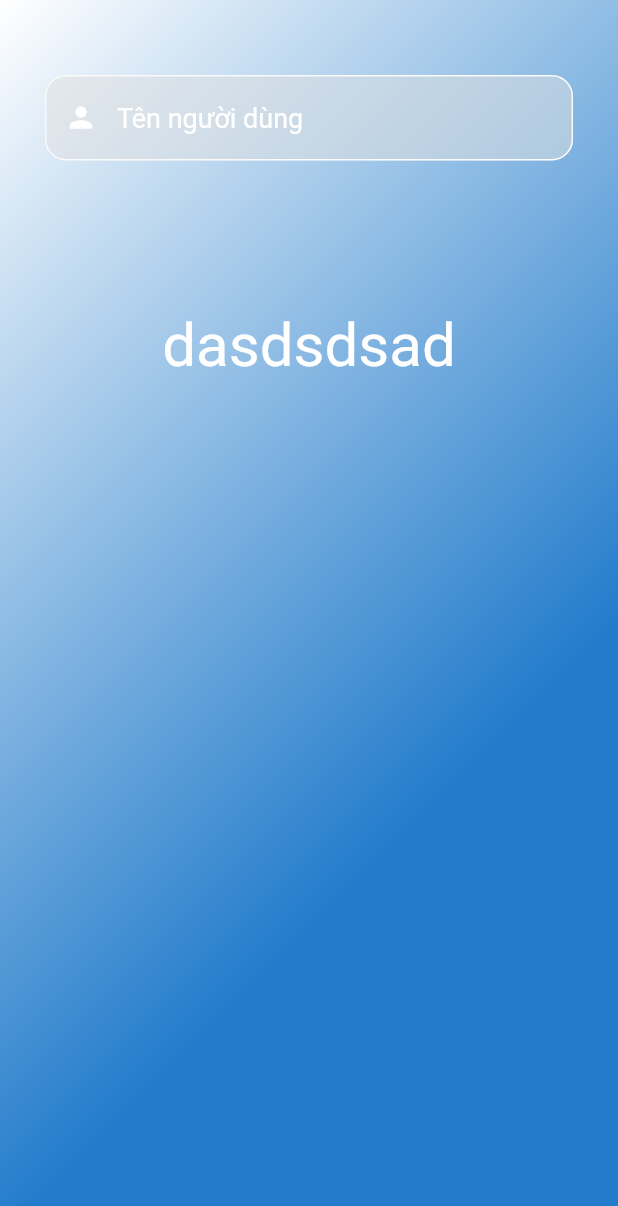
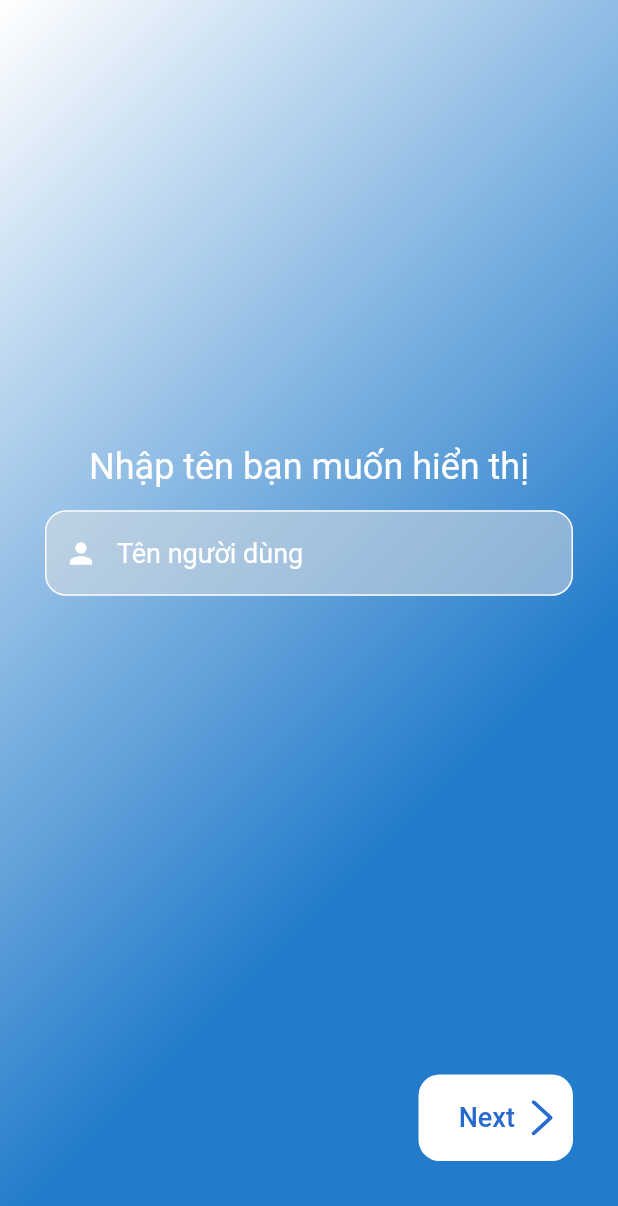
Before and after one commit to phongace/Objective-App, a Flutter app: the SetNameScreen screen opened by its route, on a phone screen of 412 x 824 dp. Shown: the top 1206 px of the screen. Run offline on Flutter 3.47's test engine with Material 2 defaults, Android fonts, the phone set to English and light mode, and no system bars; our stand-ins replace dio, flutter_phoenix, flutter_svg, fluttertoast, font_awesome_flutter, get_it and 1 more; accounts and stored records are empty; generated files the repository leaves out were written again; network calls fail.

Commit message:
done ui set name

```diff
--- a/lib/screens/settingNewUser/set-name-screen.dart
+++ b/lib/screens/settingNewUser/set-name-screen.dart
@@ -1,6 +1,8 @@
 import 'package:flutter/material.dart';
+import 'package:objective/styles/component.dart';
 import 'package:objective/widgets/background.dart';
 import 'package:objective/widgets/base-input.dart';
+import 'package:objective/widgets/next-button.dart';
 
 class SetNameScreen extends StatefulWidget {
   @override
@@ -20,17 +22,18 @@ class _SetNameScreenState extends State<SetNameScreen> {
             padding: const EdgeInsets.symmetric(horizontal: 30.0, vertical: 50.0),
             child: Column(
               children: [
-                BaseTextInput(
-                  hint: 'Tên người dùng',
-                  textCtrl: _usernameCtlr,
-                  icon: Icons.person,
-                  validator: (val) => val.isEmpty ? "Tên người dùng không được để trống!" : null,
+                _columnCenter(),
+                Align(
+                  alignment: Alignment.centerRight,
+                  child: NextButton(
+                    color: CommonStyle.whiteColor,
+                    colorIcon: CommonStyle.primaryColor,
+                    colorText: CommonStyle.primaryColor,
+                    onPress: () {
+                      print('dsadasd');
+                    },
+                  ),
                 ),
-                const SizedBox(height: 100),
-                Text(
-                  'dasdsdsad',
-                  style: TextStyle(color: Colors.white, fontSize: 40),
-                )
               ],
             ),
           )
@@ -38,4 +41,25 @@ class _SetNameScreenState extends State<SetNameScreen> {
       ),
     );
   }
+
+  Widget _columnCenter() {
+    var size = MediaQuery.of(context).size;
+    return Expanded(
+        child: Column(
+      children: [
+        Container(height: size.height * 0.3),
+        Text(
+          'Nhập tên bạn muốn hiển thị',
+          style: TextStyle(color: Colors.white, fontSize: 24),
+        ),
+        const SizedBox(height: 15),
+        BaseTextInput(
+          hint: 'Tên người dùng',
+          textCtrl: _usernameCtlr,
+          icon: Icons.person,
+          validator: (val) => val.isEmpty ? "Tên người dùng không được để trống!" : null,
+        ),
+      ],
+    ));
+  }
 }
--- a/lib/screens/splash/splash-creen.dart
+++ b/lib/screens/splash/splash-creen.dart
@@ -19,16 +19,16 @@ class _SplashScreenState extends State<SplashScreen> {
   }
 
   _loadNextScreen() async {
+    User user = await Provider.of<UserProvider>(context, listen: false).getUser();
     bool isLogged = await Provider.of<TokenProvider>(context, listen: false).getTokenObj();
-    User user = await Provider.of<UserProvider>(context, listen: false).getUser();
     bool isNewUser = user?.isNewUser;
+    print('is logged: $isLogged');
     print(isNewUser);
-    print('is logged: $isLogged');
     if (!isLogged) {
       await Future.delayed(const Duration(milliseconds: 1500));
       Navigator.pushNamedAndRemoveUntil(context, RoutingNameConstant.loginScreen, (Route<dynamic> route) => false);
     } else {
-      if (isNewUser) {
+      if (isNewUser || isNewUser == null) {
         Navigator.pushNamedAndRemoveUntil(context, RoutingNameConstant.settingNameScreen, (Route<dynamic> route) => false);
       } else {
         Navigator.pushNamedAndRemoveUntil(context, RoutingNameConstant.homeRoute, (Route<dynamic> route) => false);
--- /dev/null
+++ b/lib/widgets/next-button.dart
@@ -0,0 +1,59 @@
+import 'package:flutter/material.dart';
+import 'package:flutter_svg/flutter_svg.dart';
+import 'package:objective/config/constant.dart';
+import 'package:objective/styles/component.dart';
+
+class NextButton extends StatefulWidget {
+  final Color color;
+  final Function onPress;
+  final Color colorIcon;
+  final Color colorText;
+
+  const NextButton({
+    Key key,
+    this.color,
+    this.colorIcon,
+    this.colorText,
+    @required this.onPress,
+  }) : super(key: key);
+
+  @override
+  _NextButtonState createState() => _NextButtonState();
+}
+
+class _NextButtonState extends State<NextButton> {
+  @override
+  Widget build(BuildContext context) {
+    Size size = MediaQuery.of(context).size;
+
+    return Container(
+      width: size.width * 0.25,
+      height: size.height * 0.07,
+      decoration: BoxDecoration(
+        borderRadius: BorderRadius.circular(Constant.borderRadius),
+        color: widget.color ?? CommonStyle.primaryColor,
+      ),
+      child: TextButton(
+        onPressed: widget.onPress,
+        child: Row(
+          mainAxisAlignment: MainAxisAlignment.spaceAround,
+          children: [
+            const SizedBox(width: 2),
+            Text(
+              'Next',
+              style: TextStyle(
+                color: widget.colorText ?? CommonStyle.whiteColor,
+                fontSize: 18,
+              ),
+            ),
+            SvgPicture.asset(
+              'images/icon/ic_next.svg',
+              color: widget.colorIcon ?? CommonStyle.whiteColor,
+              width: 14,
+            ),
+          ],
+        ),
+      ),
+    );
+  }
+}
```
Also changed, not shown: images/icon/ic_next.svg (added).
